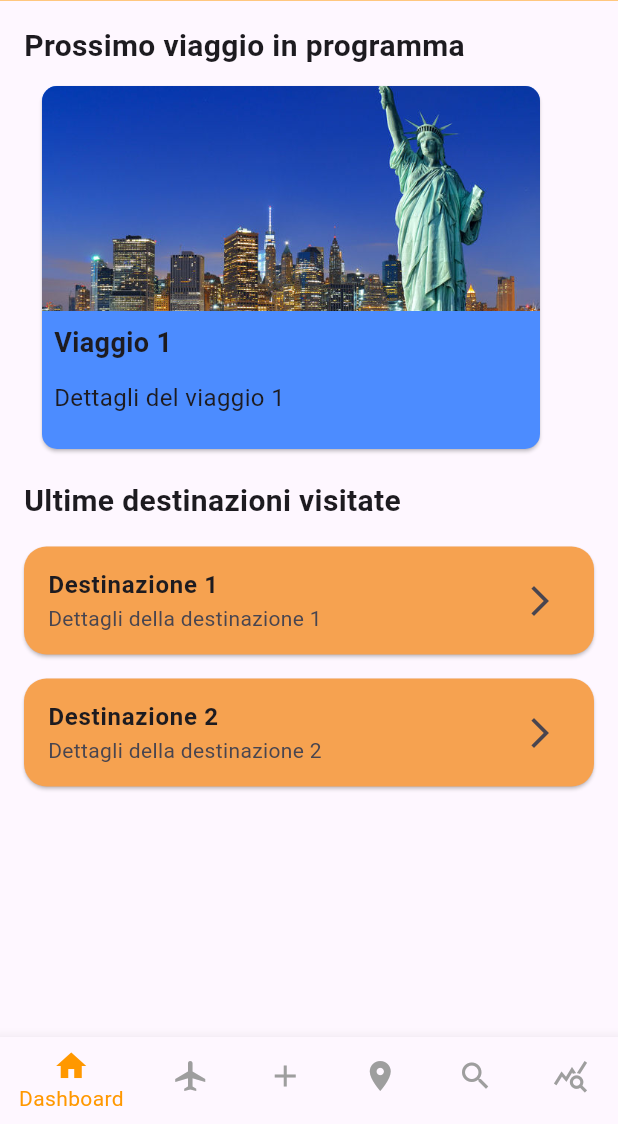
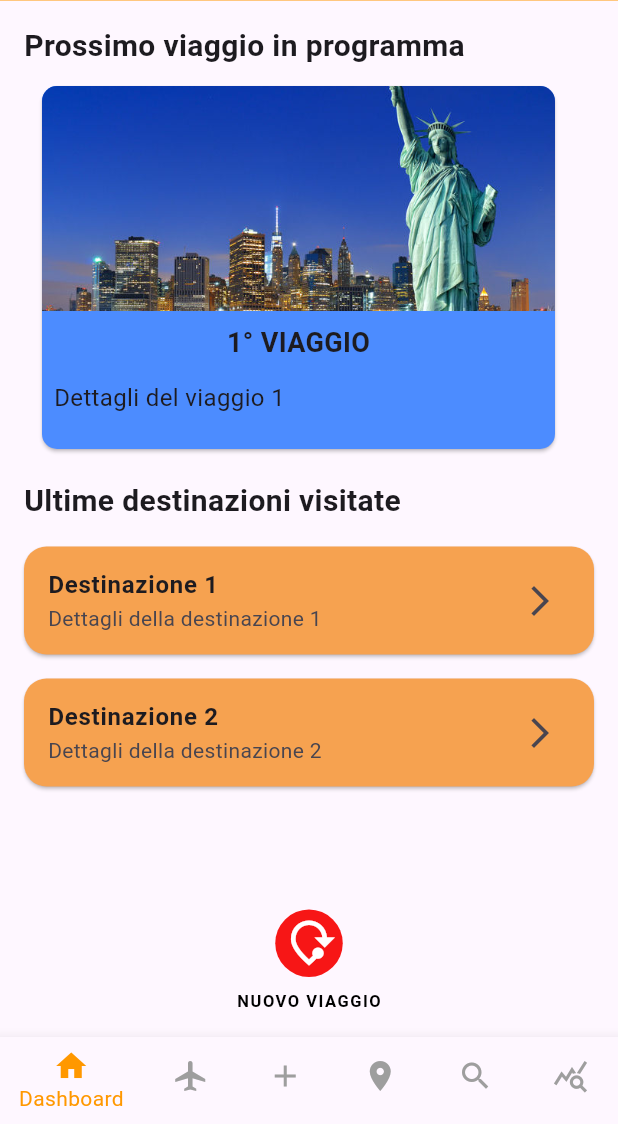
Before and after one commit to SalvatoreFTartaglione/mobile_project_14, a Flutter app: the screen it shows after launch, on a phone screen of 412 x 824 dp, the part 112-1236 px from its top. Run offline on Flutter 3.47's test engine with Material 3 defaults, Android fonts, the phone set to English and light mode, and no system bars; our stand-ins replace image_picker, sqflite; accounts and stored records are empty.

Commit message:
Nuovo Viaggio in schermata 3

```diff
--- a/lib/screens/dashboard.dart
+++ b/lib/screens/dashboard.dart
@@ -1,5 +1,6 @@
 import 'package:flutter/material.dart';
 // import 'package:prova/aggiungiviaggio.dart';
+import 'package:untitled/screens/add_&_modify_trip.dart';
 
 
 class Dashboard extends StatelessWidget {
@@ -18,13 +19,15 @@ class Dashboard extends StatelessWidget {
           ),
           const SizedBox(height: 8),
           SizedBox(
-            height: 250, // Altezza delle card
+            height: 250, // Altezza delle card+
+            child: Align(
+              alignment: Alignment.center,
               child: ListView.builder(
                 scrollDirection: Axis.horizontal,
                 itemCount: 1, // Numero di viaggi pianificati
                 itemBuilder: (context, index) {
                   return Container(
-                  width: 340, // Larghezza delle card
+                    width: 350, // Larghezza delle card
                     margin: const EdgeInsets.symmetric(horizontal: 8),
                     child: Card(
                       color: const Color(0xFF4C8CFF),
@@ -48,9 +51,11 @@ class Dashboard extends StatelessWidget {
                           ),
                           Padding(
                             padding: const EdgeInsets.all(8.0),
+                            child: Center(
                               child: Text(
-                            'Viaggio ${index + 1}',
+                                '${index + 1}° VIAGGIO',
                                 style: const TextStyle(fontWeight: FontWeight.bold, fontSize: 18),
+                              ),
                             ),
                           ),
                           Padding(
@@ -65,6 +70,7 @@ class Dashboard extends StatelessWidget {
                     ),
                   );
                 },
+              ),
             ),
           ),
           const SizedBox(height: 16),
@@ -97,10 +103,13 @@ class Dashboard extends StatelessWidget {
           ),
           const SizedBox(height: 16),
           Row(
-            /* mainAxisAlignment: MainAxisAlignment.spaceEvenly,
+            mainAxisAlignment: MainAxisAlignment.spaceEvenly,
             children: [
-              ElevatedButton(
-                onPressed: () {
+                Column(
+                  mainAxisSize: MainAxisSize.min,
+                  children: [
+                  GestureDetector(
+                    onTap: () {
                       Navigator.push(
                         context,
                         MaterialPageRoute(
@@ -108,9 +117,35 @@ class Dashboard extends StatelessWidget {
                         ),
                       );
                     },
-                child: const Text('Aggiungi Viaggio'),
+                    child: Container(
+                      width: 45.0,
+                      height: 45.0,
+                      decoration: BoxDecoration(
+                        color: Color.fromARGB(255, 247, 22, 22),
+                        shape: BoxShape.circle,
                       ),
-            ], */
+                      child: Center(
+                        child: Icon(
+                          Icons.mode_of_travel_sharp,   //oppure Icons.travel_explore,
+                          color: Colors.white,
+                          size: 36.0,                   // Dimensione button
+                        ),
+                      ),
+                    ),
+                  ),
+                  const SizedBox(height: 8.0), // Spazio tra il bottone e il testo
+                  const Text(
+                    'NUOVO VIAGGIO',
+                    style: TextStyle(
+                      color: Colors.black,
+                      fontSize: 11.0,
+                      fontWeight: FontWeight.bold,
+                      letterSpacing: 1.0,
+                    ),
+                  ),
+                ],
+              ),
+            ],
           ),
         ],
       ),
```
Also changed, not shown: lib/screens/add_&_modify_trip.dart (+125 -43 lines). Lines whose indentation alone changed are shown as unchanged.
